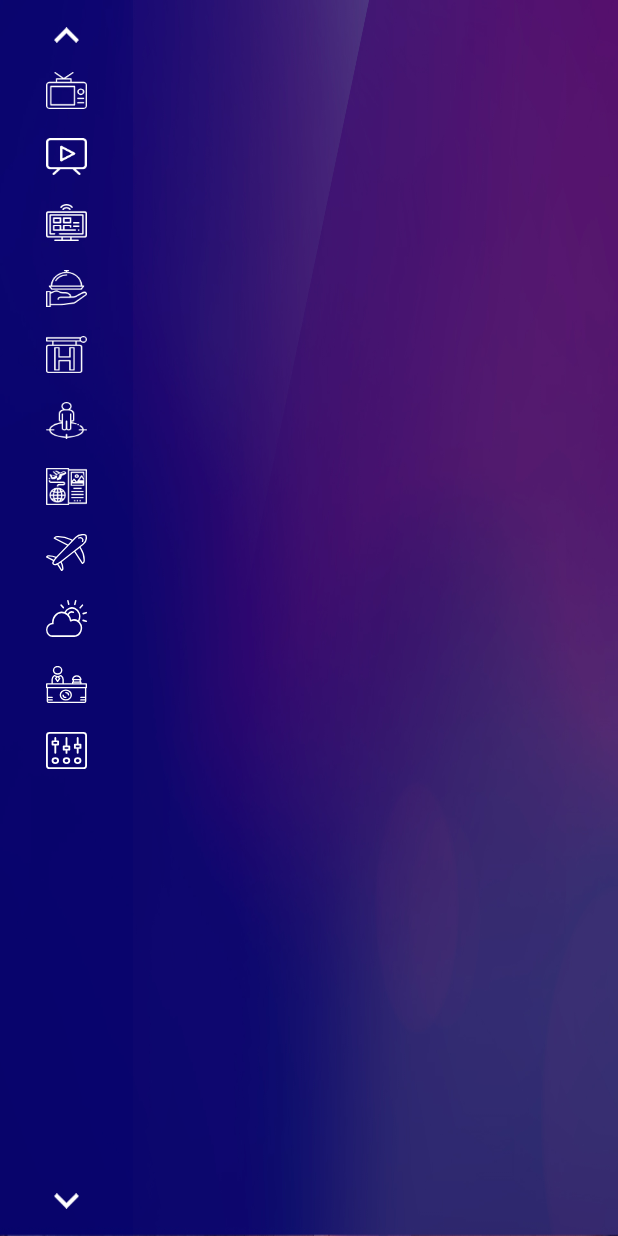
After one commit to xinnians/HotelMediaBox, an Android app: the layout fragment_smart_apps.xml on its own in the app's theme, with its tools: preview values and no code run, on a phone screen of 412 x 824 dp. The commit adds this screen. Run offline under Robolectric (Android 15) with nearby library versions, the phone set to English and light mode, and no system bars.

Commit message:
Subject [Feature] : 加入 Smart app page Message : 1. 加入Smart app page 2. 製作Side view feature bar custom UI 3. 微調

```diff
--- a/app/src/main/java/com/ufistudio/hotelmediabox/constants/Page.kt
+++ b/app/src/main/java/com/ufistudio/hotelmediabox/constants/Page.kt
@@ -2,6 +2,7 @@ package com.ufistudio.hotelmediabox.constants
 
 import android.os.Bundle
 import android.support.v4.app.Fragment
+import com.ufistudio.hotelmediabox.pages.SmartAppsFragment
 import com.ufistudio.hotelmediabox.pages.home.HomeFragment
 import com.ufistudio.hotelmediabox.pages.TemplateFragment
 import com.ufistudio.hotelmediabox.pages.channel.ChannelFragment
@@ -17,6 +18,7 @@ object Page {
     const val TEMPLATE = 1000
     const val HOME = 1001
     const val CHANNEL = 1002
+    const val SMART_APPS = 1003
 
     /*--------------------------------------------------------------------------------------------*/
     /* Helpers */
@@ -29,6 +31,7 @@ object Page {
             TEMPLATE -> result = TemplateFragment.newInstance()
             HOME -> result = HomeFragment.newInstance()
             CHANNEL -> result = ChannelFragment.newInstance()
+            SMART_APPS -> result = SmartAppsFragment.newInstance()
             else -> throw IllegalArgumentException("No match view! page = $page")
         }
 
--- a/app/src/main/java/com/ufistudio/hotelmediabox/pages/home/HomeFeatherEnum.kt
+++ b/app/src/main/java/com/ufistudio/hotelmediabox/pages/home/HomeFeatureEnum.kt
@@ -3,10 +3,10 @@ package com.ufistudio.hotelmediabox.pages.home
 import com.ufistudio.hotelmediabox.R
 import com.ufistudio.hotelmediabox.constants.Page
 
-enum class HomeFeatherEnum(title: Int, page: Int, focusedIcon: Int, icon: Int) {
+enum class HomeFeatureEnum(title: Int, page: Int, focusedIcon: Int, icon: Int) {
     LIVE_TV(R.string.home_icon_live_tv, Page.CHANNEL, R.drawable.ic_live_tv_1, R.drawable.ic_live_tv),
     VOD(R.string.home_icon_vod, Page.CHANNEL, R.drawable.ic_vod_1, R.drawable.ic_vod),
-    SMART_APP(R.string.home_icon_smart_app, Page.CHANNEL, R.drawable.ic_smart_apps_1, R.drawable.ic_smart_apps),
+    SMART_APP(R.string.home_icon_smart_app, Page.SMART_APPS, R.drawable.ic_smart_apps_1, R.drawable.ic_smart_apps),
     ROOM_SERVICE(
         R.string.home_icon_room_service,
         Page.CHANNEL,
--- a/app/src/main/java/com/ufistudio/hotelmediabox/pages/home/HomeFragment.kt
+++ b/app/src/main/java/com/ufistudio/hotelmediabox/pages/home/HomeFragment.kt
@@ -6,7 +6,6 @@ import android.view.LayoutInflater
 import android.view.View
 import android.view.ViewGroup
 import com.ufistudio.hotelmediabox.R
-import com.ufistudio.hotelmediabox.pages.TemplateViewModel
 import com.ufistudio.hotelmediabox.pages.base.InteractionView
 import com.ufistudio.hotelmediabox.pages.base.OnPageInteractionListener
 import com.ufistudio.hotelmediabox.helper.ExoPlayerHelper
@@ -16,7 +15,7 @@ import android.view.KeyEvent
 
 class HomeFragment : InteractionView<OnPageInteractionListener.Primary>(), FunctionsAdapter.OnItemClickListener {
 
-    private lateinit var mViewModel: TemplateViewModel
+    private lateinit var mViewModel:HomeViewModel
     private var mAdapter = FunctionsAdapter()
 
     private lateinit var mExoPlayerHelper: ExoPlayerHelper
--- /dev/null
+++ b/app/src/main/java/com/ufistudio/hotelmediabox/views/SideViewAdapter.kt
@@ -0,0 +1,74 @@
+package com.ufistudio.hotelmediabox.views
+
+import android.content.Context
+import android.support.v4.content.ContextCompat
+import android.support.v7.widget.RecyclerView
+import android.view.LayoutInflater
+import android.view.View
+import android.view.ViewGroup
+import com.ufistudio.hotelmediabox.R
+import com.ufistudio.hotelmediabox.pages.home.HomeFeatureEnum
+import kotlinx.android.synthetic.main.item_side.view.*
+
+class SideViewAdapter : RecyclerView.Adapter<SideViewAdapter.ViewHolder>() {
+
+    private lateinit var mContext: Context
+    private var mLastIndex = 0
+    private var mIsInit = true //若為第一次進來
+
+    private var mListener: OnItemCLickListener? = null
+
+    interface OnItemCLickListener {
+        fun OnClicklistener(view: View)
+        fun OnClicklistener()
+    }
+
+    override fun onCreateViewHolder(parent: ViewGroup, viewType: Int): ViewHolder {
+        val view = LayoutInflater.from(parent.context).inflate(R.layout.item_side, parent, false) as View
+        mContext = parent.context
+        return ViewHolder(view)
+    }
+
+    override fun getItemCount(): Int {
+        return HomeFeatureEnum.values().size
+    }
+
+    override fun onBindViewHolder(holder: ViewHolder, position: Int) {
+        holder.bind()
+
+
+        holder.itemView.image_icon.background =
+            ContextCompat.getDrawable(mContext, HomeFeatureEnum.values()[position].icon)
+
+        holder.itemView.setOnClickListener { mListener?.OnClicklistener() }
+
+        holder.itemView.onFocusChangeListener = View.OnFocusChangeListener { v, hasFocus ->
+            mIsInit = false
+            if (hasFocus) {
+                holder.itemView.text_title.visibility = View.VISIBLE
+                holder.itemView.image_icon.background =
+                    ContextCompat.getDrawable(mContext, HomeFeatureEnum.values()[position].focusedIcon)
+                holder.itemView.text_title.text = mContext.getString(HomeFeatureEnum.values()[position].title)
+            } else {
+                holder.itemView.text_title.visibility = View.GONE
+                holder.itemView.image_icon.background =
+                    ContextCompat.getDrawable(mContext, HomeFeatureEnum.values()[position].icon)
+            }
+        }
+        if (mIsInit && position == 0)
+            holder.itemView.requestFocus()
+        else {
+            holder.itemView.clearFocus()
+        }
+    }
+
+    fun setOnItemClickListener(listener: OnItemCLickListener) {
+        mListener = listener
+    }
+
+    class ViewHolder(view: View) : RecyclerView.ViewHolder(view) {
+        fun bind() {
+            itemView.isFocusable = true
+        }
+    }
+}
--- /dev/null
+++ b/app/src/main/java/com/ufistudio/hotelmediabox/views/SideViewFeature.kt
@@ -0,0 +1,29 @@
+package com.ufistudio.hotelmediabox.views
+
+import android.content.Context
+import android.support.constraint.ConstraintLayout
+import android.support.v7.widget.LinearLayoutManager
+import android.util.AttributeSet
+import android.view.LayoutInflater
+import com.ufistudio.hotelmediabox.R
+import kotlinx.android.synthetic.main.view_left_side.view.*
+
+class SideViewFeature : ConstraintLayout {
+    private var mAdapter: SideViewAdapter? = null
+
+    constructor(context: Context?) : super(context)
+    constructor(context: Context?, attrs: AttributeSet?) : super(context, attrs)
+    constructor(context: Context?, attrs: AttributeSet?, defStyleAttr: Int) : super(context, attrs, defStyleAttr)
+
+    init {
+        LayoutInflater.from(context).inflate(R.layout.view_left_side, this)
+
+        mAdapter = SideViewAdapter()
+        icon_list.layoutManager = LinearLayoutManager(context, LinearLayoutManager.VERTICAL, false)
+        icon_list.adapter = mAdapter
+    }
+
+    fun setOnItemClickListener(listener: SideViewAdapter.OnItemCLickListener) {
+        mAdapter?.setOnItemClickListener(listener)
+    }
+}
--- /dev/null
+++ b/app/src/main/res/layout/fragment_smart_apps.xml
@@ -0,0 +1,12 @@
+<?xml version="1.0" encoding="utf-8"?>
+<android.support.constraint.ConstraintLayout xmlns:android="http://schemas.android.com/apk/res/android"
+    xmlns:tools="http://schemas.android.com/tools"
+    android:layout_width="match_parent"
+    android:layout_height="match_parent"
+    android:background="@drawable/bg">
+
+    <com.ufistudio.hotelmediabox.views.SideViewFeature
+        android:layout_width="wrap_content"
+        android:layout_height="match_parent"
+        tools:ignore="MissingConstraints" />
+</android.support.constraint.ConstraintLayout>
--- /dev/null
+++ b/app/src/main/res/layout/item_side.xml
@@ -0,0 +1,30 @@
+<?xml version="1.0" encoding="utf-8"?>
+<android.support.constraint.ConstraintLayout xmlns:android="http://schemas.android.com/apk/res/android"
+    xmlns:app="http://schemas.android.com/apk/res-auto"
+    android:layout_width="match_parent"
+    android:layout_height="wrap_content"
+    android:layout_centerHorizontal="true">
+
+    <ImageView
+        android:id="@+id/image_icon"
+        android:layout_width="@dimen/_21sdp"
+        android:layout_height="@dimen/_19sdp"
+        android:layout_marginTop="@dimen/_15sdp"
+        android:layout_marginBottom="@dimen/_5sdp"
+        app:layout_constraintEnd_toEndOf="parent"
+        app:layout_constraintStart_toStartOf="parent"
+        app:layout_constraintTop_toTopOf="parent" />
+
+    <TextView
+        android:id="@+id/text_title"
+        android:layout_width="wrap_content"
+        android:layout_height="wrap_content"
+        android:gravity="center"
+        android:text="123456789"
+        android:textColor="@color/colorYellow"
+        android:textSize="@dimen/_9ssp"
+        android:visibility="gone"
+        app:layout_constraintEnd_toEndOf="parent"
+        app:layout_constraintStart_toStartOf="parent"
+        app:layout_constraintTop_toBottomOf="@+id/image_icon" />
+</android.support.constraint.ConstraintLayout>
--- /dev/null
+++ b/app/src/main/res/layout/view_left_side.xml
@@ -0,0 +1,36 @@
+<?xml version="1.0" encoding="utf-8"?>
+<android.support.constraint.ConstraintLayout xmlns:android="http://schemas.android.com/apk/res/android"
+    xmlns:app="http://schemas.android.com/apk/res-auto"
+    android:layout_width="@dimen/_68sdp"
+    android:layout_height="match_parent"
+    android:background="@color/channelListBackground">
+
+    <ImageView
+        android:id="@+id/view_list_up_arrow"
+        android:layout_width="@dimen/_13sdp"
+        android:layout_height="@dimen/_8sdp"
+        android:layout_marginTop="@dimen/_14sdp"
+        android:src="@drawable/ic_uparrow"
+        app:layout_constraintLeft_toLeftOf="parent"
+        app:layout_constraintRight_toRightOf="parent"
+        app:layout_constraintTop_toTopOf="parent" />
+
+    <android.support.v7.widget.RecyclerView
+        android:id="@+id/icon_list"
+        android:layout_width="match_parent"
+        android:layout_height="0dp"
+        app:layout_constraintBottom_toTopOf="@id/view_list_down_arrow"
+        app:layout_constraintLeft_toLeftOf="parent"
+        app:layout_constraintTop_toBottomOf="@id/view_list_up_arrow" />
+
+    <ImageView
+        android:id="@+id/view_list_down_arrow"
+        android:layout_width="@dimen/_13sdp"
+        android:layout_height="@dimen/_8sdp"
+        android:layout_marginBottom="@dimen/_14sdp"
+        android:src="@drawable/ic_downarrow"
+        app:layout_constraintBottom_toBottomOf="parent"
+        app:layout_constraintLeft_toLeftOf="parent"
+        app:layout_constraintRight_toRightOf="parent"
+        app:layout_constraintTop_toBottomOf="@id/view_channel_list" />
+</android.support.constraint.ConstraintLayout>
```
Also changed, not shown: app/src/main/java/com/ufistudio/hotelmediabox/pages/home/FunctionsAdapter.kt (+5 -5 lines), app/src/main/java/com/ufistudio/hotelmediabox/pages/home/HomeViewModel.kt (added, +17 -0 lines), app/src/main/java/com/ufistudio/hotelmediabox/pages/smartsApp/SmartAppsFragment.kt (added, +28 -0 lines), app/src/main/java/com/ufistudio/hotelmediabox/pages/smartsApp/SmartAppsViewModel.kt (added, +17 -0 lines).
